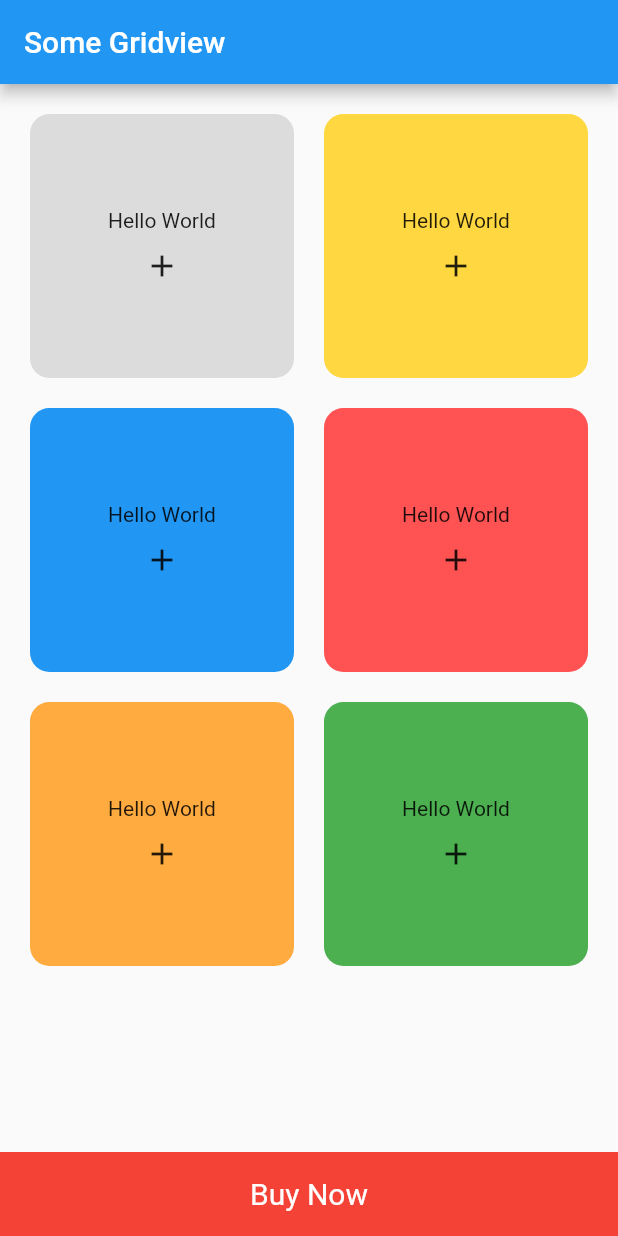
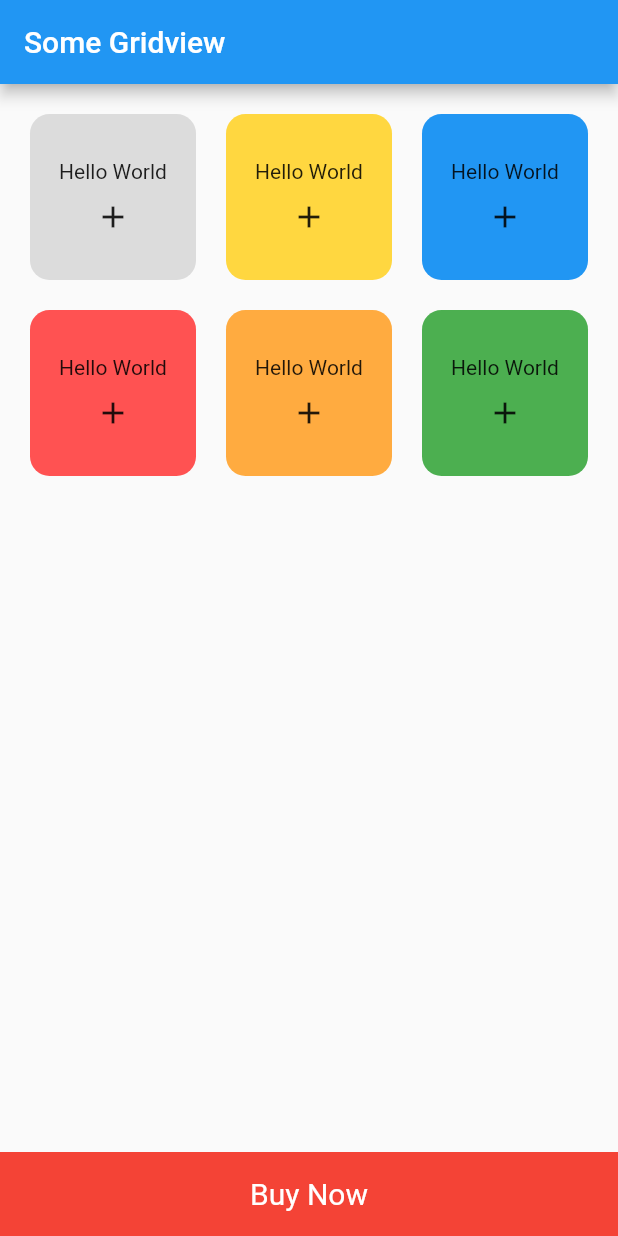
Before and after one commit to ahmerrkhan/TestCases, a Flutter app: the screen it shows after launch, on a phone screen of 412 x 824 dp. Run offline on Flutter 3.47's test engine with Material 2 defaults, Android fonts, the phone set to English and light mode, and no system bars; our stand-ins replace camera, flutter_icons; missing offline and left inert: camera_platform_interface.

Commit message:
Update landingPage.dart

```diff
--- a/just_ui/lib/landingPage.dart
+++ b/just_ui/lib/landingPage.dart
@@ -14,7 +14,7 @@ class _landingPageState extends State<landingPage> {
       ),
       body: GridView.count(
         padding: EdgeInsets.all(10.0),
-        crossAxisCount: 2,
+        crossAxisCount: 3,
         mainAxisSpacing: 0.0,
         crossAxisSpacing: 0.0,
         children: [
```
